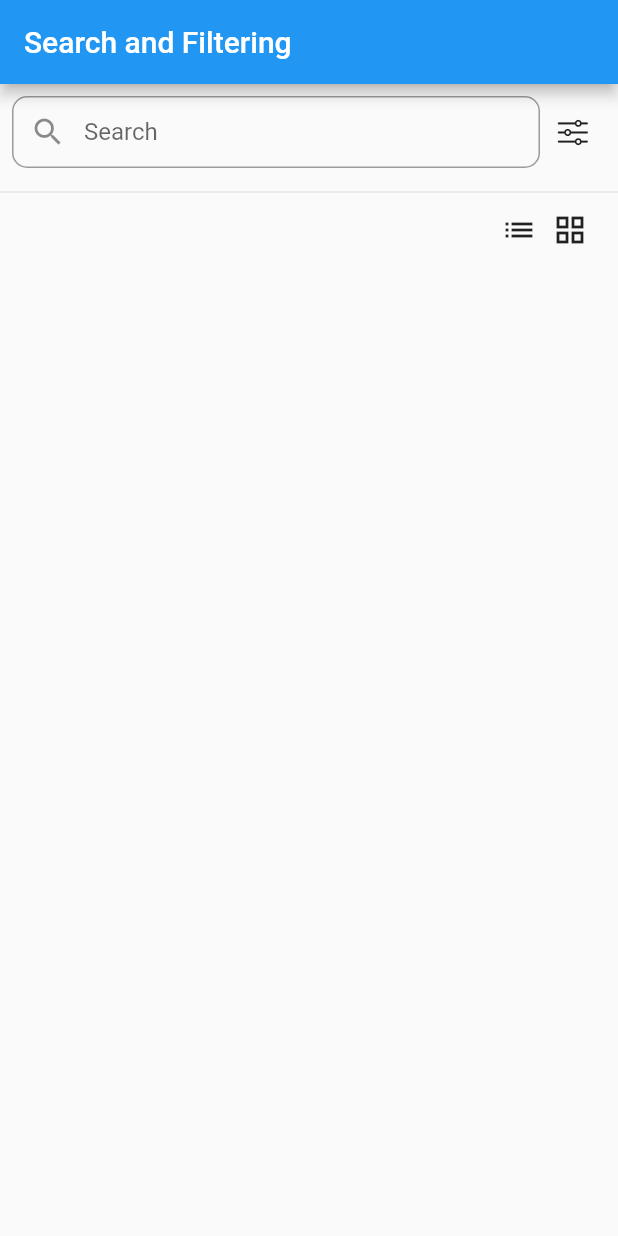
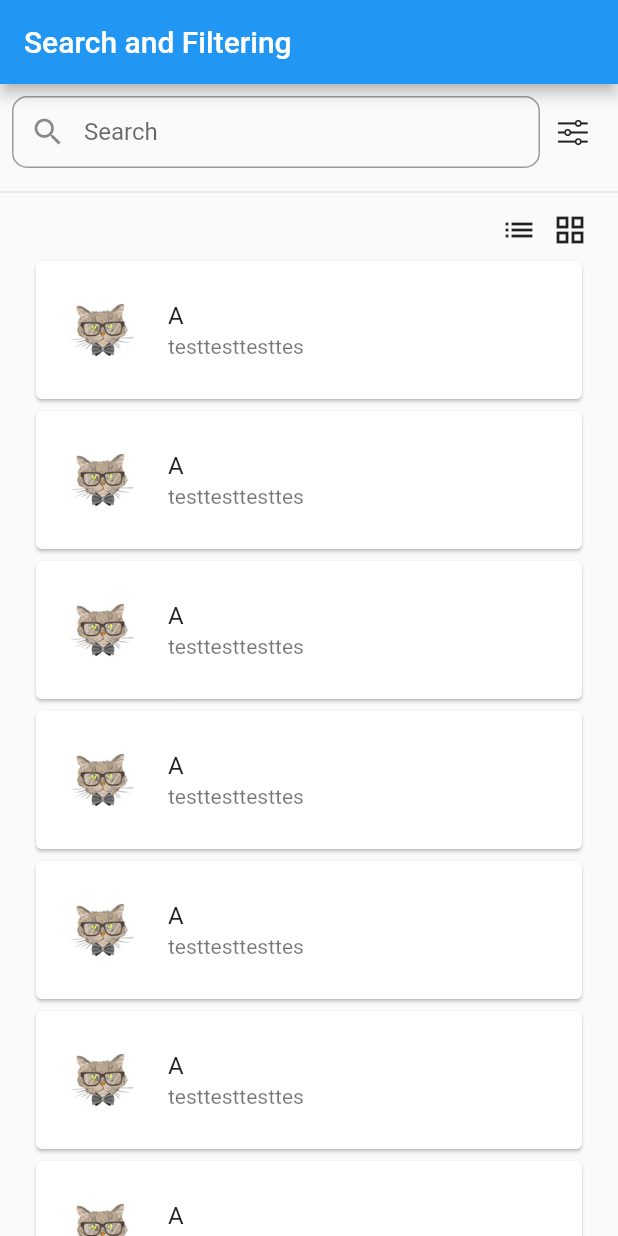
Before and after one commit to aedemirsen/search_and_filtering, a Flutter app: the screen it shows after launch, on a phone screen of 412 x 824 dp. Run offline on Flutter 3.47's test engine with Material 2 defaults, Android fonts, the phone set to English and light mode, and no system bars; our stand-ins replace bloc.

Commit message:
uı is updated, project tree is updated

```diff
--- /dev/null
+++ b/lib/TEST.dart
@@ -0,0 +1,24 @@
+import 'package:flutter/material.dart';
+import 'package:search_and_filtering/model/object.dart';
+
+class TEST {
+  static List<ObjectView> objects() {
+    List<ObjectView> objects = [];
+    ObjectView o1 = ObjectView();
+    o1.image = const AssetImage('assets/avatar.jpeg');
+    o1.title = "A";
+    o1.payload = "testtesttesttes";
+    objects.add(o1);
+    objects.add(o1);
+    objects.add(o1);
+    objects.add(o1);
+    objects.add(o1);
+    objects.add(o1);
+    objects.add(o1);
+    objects.add(o1);
+    objects.add(o1);
+    objects.add(o1);
+
+    return objects;
+  }
+}
--- a/lib/config/app_config.dart
+++ b/lib/config/app_config.dart
@@ -5,8 +5,19 @@ class AppConfig {
   static double? screenHeight, screenWidth;
 }
 
+//home screen
 const String appName = "Search and Filtering";
 const IconData searchIcon = Icons.search;
 const IconData filterIcon = CupertinoIcons.slider_horizontal_3;
 const IconData listView = Icons.list;
 const IconData gridView = Icons.grid_view;
+const double listTileHeight = 100;
+const double listTileInset = 20;
+
+//filter screen
+final double filterScreenWidth = (AppConfig.screenWidth ?? 0) * 0.7;
+final double filterScreenHeight = (AppConfig.screenHeight ?? 0) * 0.55;
+const double filtersHeaderHeight = 50;
+const double filterButtonHeight = 50;
+const double filteScreenRadius = 20;
+final Color filterScreenBackgroundColor = Colors.transparent.withOpacity(0.6);
--- /dev/null
+++ b/lib/model/object.dart
@@ -0,0 +1,7 @@
+import 'package:flutter/material.dart';
+
+class ObjectView {
+  AssetImage? image;
+  String? title;
+  String? payload;
+}
--- /dev/null
+++ b/lib/view/custom_widgets/list_view_scroll.dart
@@ -0,0 +1,35 @@
+import 'package:flutter/material.dart';
+import 'package:search_and_filtering/config/app_config.dart' as conf;
+import '../../model/object.dart';
+
+class ListViewScroll extends StatelessWidget {
+  const ListViewScroll({
+    Key? key,
+    required this.objects,
+  }) : super(key: key);
+
+  final List<ObjectView> objects;
+
+  @override
+  Widget build(BuildContext context) {
+    return ListView.builder(
+      itemCount: objects.length,
+      itemBuilder: (BuildContext context, int index) {
+        return SizedBox(
+          height: conf.listTileHeight,
+          child: Card(
+            child: Center(
+              child: ListTile(
+                leading: Image(
+                  image: objects.elementAt(index).image!,
+                ),
+                title: Text(objects.elementAt(index).title!),
+                subtitle: Text(objects.elementAt(index).payload!),
+              ),
+            ),
+          ),
+        );
+      },
+    );
+  }
+}
--- a/lib/view/home_page.dart
+++ b/lib/view/home_page.dart
@@ -1,5 +1,11 @@
 import 'package:flutter/material.dart';
+import 'package:search_and_filtering/TEST.dart';
 import 'package:search_and_filtering/config/app_config.dart' as conf;
+import 'package:search_and_filtering/utility/page_router.dart';
+import 'package:search_and_filtering/view/filter_screen.dart';
+
+import 'custom_widgets/grid_view_scroll.dart';
+import 'custom_widgets/list_view_scroll.dart';
 
 class HomePage extends StatefulWidget {
   const HomePage({Key? key, required this.title}) : super(key: key);
@@ -9,7 +15,15 @@ class HomePage extends StatefulWidget {
 }
 
 class _HomePageState extends State<HomePage> {
-  TextEditingController controller = TextEditingController();
+  TextEditingController searchController = TextEditingController();
+  late bool _isListView;
+
+  @override
+  void initState() {
+    super.initState();
+    _isListView = true;
+  }
+
   @override
   Widget build(BuildContext context) {
     return Scaffold(
@@ -18,15 +32,106 @@ class _HomePageState extends State<HomePage> {
       ),
       body: Column(
         children: [
+          //search and filter
+          searchAndFilter(context),
+          const Divider(),
+          //listview or gridview
+          changeView(),
+          //objects table
+          _isListView ? listView(TEST.objects()) : gridView(TEST.objects()),
+        ],
+      ),
+    );
+  }
+
+  Expanded gridView(var list) {
+    return Expanded(
+      child: Padding(
+        padding: const EdgeInsets.only(
+          left: conf.listTileInset,
+          right: conf.listTileInset,
+        ),
+        child: GridViewScroll(objects: list),
+      ),
+    );
+  }
+
+  Expanded listView(var list) {
+    return Expanded(
+      child: Padding(
+        padding: const EdgeInsets.only(
+          left: conf.listTileInset,
+          right: conf.listTileInset,
+        ),
+        child: ListViewScroll(objects: list),
+      ),
+    );
+  }
+
+  Padding changeView() {
+    return Padding(
+      padding: const EdgeInsets.only(right: 15.0),
+      child: Row(
+        mainAxisAlignment: MainAxisAlignment.end,
+        children: [
           Padding(
+            padding: const EdgeInsets.all(5.0),
+            child: GestureDetector(
+              child: const Icon(conf.listView),
+              onTap: () => setState(() {
+                _isListView = true;
+              }),
+            ),
+          ),
+          Padding(
+            padding: const EdgeInsets.all(5.0),
+            child: GestureDetector(
+              child: const Icon(conf.gridView),
+              onTap: () => setState(() {
+                _isListView = false;
+              }),
+            ),
+          ),
+        ],
+      ),
+    );
+  }
+
+  Padding searchAndFilter(BuildContext context) {
+    return Padding(
       padding: const EdgeInsets.all(8.0),
       child: Row(
         children: [
           //search bar
-                Flexible(
+          searchBar(),
+          //filter
+          filter(context),
+        ],
+      ),
+    );
+  }
+
+  Flexible filter(BuildContext context) {
+    return Flexible(
+      child: Center(
+        child: GestureDetector(
+          onTap: () {
+            PageRouter.pageRouter.changePageWithAnimation(context,
+                const FilterScreen(), PageRouter.pageRouter.upToDown, null);
+          },
+          child: const Icon(
+            conf.filterIcon,
+          ),
+        ),
+      ),
+    );
+  }
+
+  Flexible searchBar() {
+    return Flexible(
       flex: 8,
       child: TextFormField(
-                    controller: controller,
+        controller: searchController,
         keyboardType: TextInputType.emailAddress,
         decoration: InputDecoration(
           contentPadding: EdgeInsets.zero,
@@ -42,37 +147,6 @@ class _HomePageState extends State<HomePage> {
           ),
         ),
       ),
-                ),
-                //filter
-                const Flexible(
-                  child: Center(
-                    child: Icon(
-                      conf.filterIcon,
-                    ),
-                  ),
-                ),
-              ],
-            ),
-          ),
-          const Divider(),
-          Padding(
-            padding: const EdgeInsets.only(right: 15.0),
-            child: Row(
-              mainAxisAlignment: MainAxisAlignment.end,
-              children: const [
-                Padding(
-                  padding: EdgeInsets.all(5.0),
-                  child: Icon(conf.listView),
-                ),
-                Padding(
-                  padding: EdgeInsets.all(5.0),
-                  child: Icon(conf.gridView),
-                ),
-              ],
-            ),
-          ),
-        ],
-      ),
     );
   }
 }
```
Also changed, not shown: lib/cubit/cubit_controller.dart (added, +15 -0 lines), lib/utility/page_router.dart (added, +59 -0 lines), lib/view/custom_widgets/grid_view_scroll.dart (added, +35 -0 lines), lib/view/filter_screen.dart (added, +103 -0 lines), pubspec.yaml (+7 -14 lines), assets/avatar.jpeg (added), pubspec.lock, 4 other files. Lines whose indentation alone changed are shown as unchanged.
